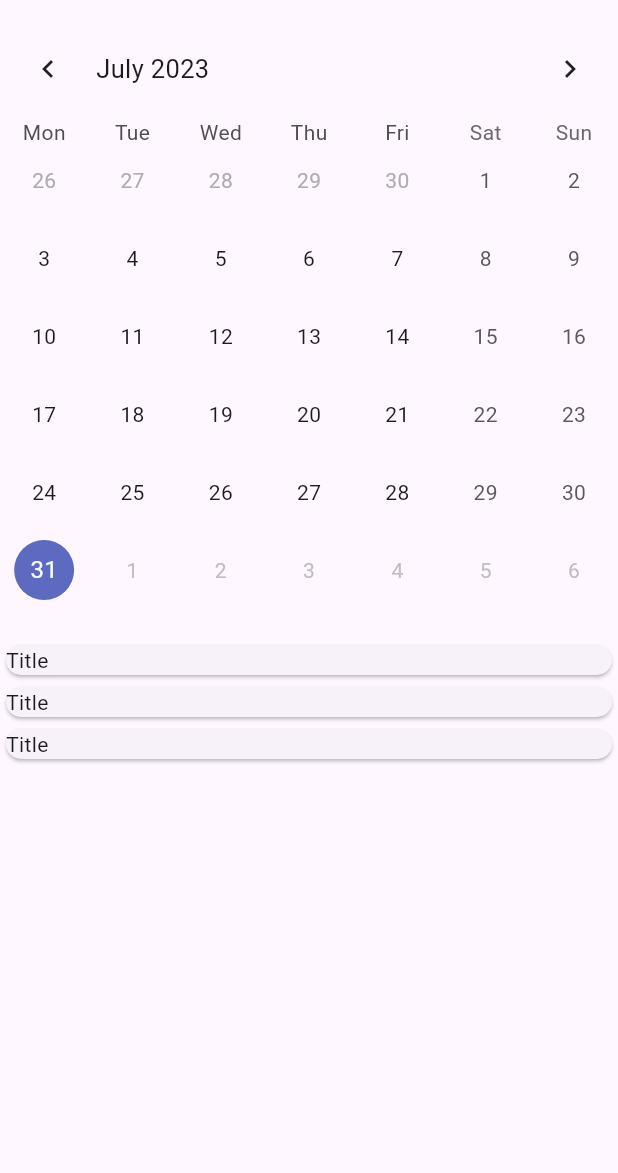
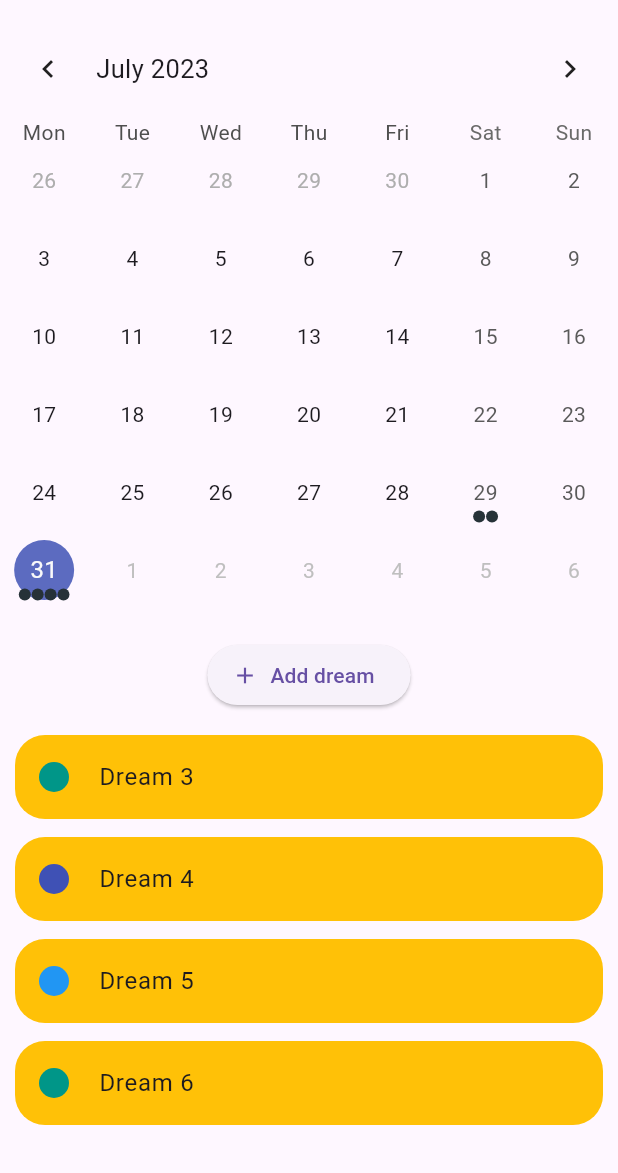
Before and after one commit to alexS317/dream_diary, a Flutter app: the screen it shows after launch, on a phone screen of 412 x 824 dp, the part 63-1236 px from its top. Run offline on Flutter 3.47's test engine with Material 2 defaults, Android fonts, the light colour scheme and no system bars; drawn by our look-alikes of table_calendar.

Commit message:
Add dreams list layout

```diff
--- /dev/null
+++ b/lib/data/dream_types.dart
@@ -0,0 +1,17 @@
+import 'package:dream_diary/models/dream.dart';
+import 'package:flutter/material.dart';
+
+const dreamTypes = {
+  DreamTypes.lucid: DreamType(
+    'lucid',
+    Colors.indigo,
+  ),
+  DreamTypes.halfLucid: DreamType(
+    'half-lucid',
+    Colors.blue,
+  ),
+  DreamTypes.nonLucid: DreamType(
+    'non-lucid',
+    Colors.teal,
+  ),
+};
--- /dev/null
+++ b/lib/data/dummy_dreams.dart
@@ -0,0 +1,37 @@
+import 'package:dream_diary/data/dream_types.dart';
+import 'package:dream_diary/models/dream.dart';
+
+var dummyDreams = [
+  Dream(
+    title: 'Dream 1',
+    description: 'This is a dream',
+    dreamType: dreamTypes[DreamTypes.lucid]!,
+    date: DateTime.now().subtract(Duration(days: 2)).toIso8601String(),
+  ),
+  Dream(
+    title: 'Dream 2',
+    description: 'This is a dream',
+    dreamType: dreamTypes[DreamTypes.halfLucid]!,
+    date: DateTime.now().subtract(Duration(days: 2)).toIso8601String(),
+  ),
+  Dream(
+    title: 'Dream 3',
+    description: 'This is a dream',
+    dreamType: dreamTypes[DreamTypes.nonLucid]!,
+  ),
+    Dream(
+    title: 'Dream 4',
+    description: 'This is a dream',
+    dreamType: dreamTypes[DreamTypes.lucid]!,
+  ),
+    Dream(
+    title: 'Dream 5',
+    description: 'This is a dream',
+    dreamType: dreamTypes[DreamTypes.halfLucid]!,
+  ),
+    Dream(
+    title: 'Dream 6',
+    description: 'This is a dream',
+    dreamType: dreamTypes[DreamTypes.nonLucid]!,
+  ),
+];
--- a/lib/main.dart
+++ b/lib/main.dart
@@ -1,4 +1,4 @@
-import 'package:dream_diary/screens/calendar_screen.dart';
+import 'package:dream_diary/screens/calendar.dart';
 import 'package:flutter/material.dart';
 
 void main() {
--- a/lib/models/dream.dart
+++ b/lib/models/dream.dart
@@ -1,15 +1,24 @@
-enum DreamType { lucid, halfLucid, nonLucid }
+import 'package:flutter/material.dart';
+
+enum DreamTypes { lucid, halfLucid, nonLucid }
+
+class DreamType {
+  const DreamType(this.title, this.color);
+
+  final String title;
+  final Color color;
+}
 
 class Dream {
   Dream({
-    this.title,
+    required this.title,
     required this.description,
     required this.dreamType,
     String? date,
   }) : date = date ?? DateTime.now().toIso8601String();
   // ^ Set current date as date, if there isn't a date yet
 
-  final String? title;
+  final String title;
   final String description;
   final DreamType dreamType;
   final String date;
--- /dev/null
+++ b/lib/screens/calendar.dart
@@ -0,0 +1,84 @@
+import 'package:dream_diary/data/dummy_dreams.dart';
+import 'package:dream_diary/models/dream.dart';
+import 'package:dream_diary/widgets/dreams_list.dart';
+import 'package:flutter/material.dart';
+import 'package:table_calendar/table_calendar.dart';
+
+class CalendarScreen extends StatefulWidget {
+  const CalendarScreen({super.key});
+
+  @override
+  State<CalendarScreen> createState() => _CalendarScreenState();
+}
+
+class _CalendarScreenState extends State<CalendarScreen> {
+  DateTime _focusedDay = DateTime.now();
+  DateTime? _selectedDay;
+
+  // Only get dreams that have the exact same date as the selected day
+  List<Dream> _getDreamsForDay(DateTime day) {
+    return dummyDreams
+        .where((element) =>
+            DateTime.tryParse(element.date)!.day == day.day &&
+            DateTime.tryParse(element.date)!.month == day.month &&
+            DateTime.tryParse(element.date)!.year == day.year)
+        .toList();
+  }
+
+  @override
+  void initState() {
+    super.initState();
+    _selectedDay = _focusedDay;
+  }
+
+  @override
+  Widget build(BuildContext context) {
+    return Scaffold(
+      appBar: AppBar(
+        title: const Text('Dream Diary'),
+        actions: [
+          IconButton(
+            onPressed: () {},
+            icon: const Icon(Icons.settings),
+          ),
+        ],
+      ),
+      body: SingleChildScrollView(
+        child: Column(
+          mainAxisAlignment: MainAxisAlignment.start,
+          children: [
+            TableCalendar(
+              focusedDay: _focusedDay,
+              firstDay: DateTime(DateTime.now().year - 10),
+              lastDay: DateTime.now(),
+              availableCalendarFormats: const {CalendarFormat.month: 'Month'},
+              startingDayOfWeek: StartingDayOfWeek.monday,
+              selectedDayPredicate: (day) {
+                return isSameDay(_selectedDay, day);
+              },
+              onDaySelected: (selectedDay, focusedDay) {
+                setState(() {
+                  _selectedDay = selectedDay;
+                  _focusedDay = focusedDay;
+                });
+              },
+              eventLoader: (day) => _getDreamsForDay(day),
+            ),
+            const SizedBox(height: 20),
+            ElevatedButton.icon(
+              onPressed: () {},
+              icon: const Icon(Icons.add),
+              label: const Text('Add dream'),
+            ),
+            const SizedBox(height: 10),
+            // Display dreams for selected day
+            DreamsList(
+              dreams: _getDreamsForDay(_focusedDay),
+            ),
+            const SizedBox(height: 10),
+          ],
+        ),
+      ),
+    );
+  }
+}
--- a/lib/screens/calendar_screen.dart
+++ /dev/null
@@ -1,29 +0,0 @@
-import 'package:dream_diary/widgets/calendar.dart';
-import 'package:dream_diary/widgets/dreams_list.dart';
-import 'package:flutter/material.dart';
-
-class CalendarScreen extends StatelessWidget {
-  const CalendarScreen({super.key});
-
-  @override
-  Widget build(BuildContext context) {
-    return Scaffold(
-      appBar: AppBar(
-        title: const Text('Dream Diary'),
-        actions: [
-          IconButton(
-            onPressed: () {},
-            icon: const Icon(Icons.settings),
-          ),
-        ],
-      ),
-      body: const Column(
-        children: [
-          Calendar(),
-          SizedBox(height: 20),
-          DreamsList(),
-        ],
-      ),
-    );
-  }
-}
--- a/lib/widgets/calendar.dart
+++ /dev/null
@@ -1,44 +0,0 @@
-import 'package:flutter/material.dart';
-import 'package:table_calendar/table_calendar.dart';
-
-class Calendar extends StatefulWidget {
-  const Calendar({super.key});
-
-  @override
-  State<Calendar> createState() => _CalendarState();
-}
-
-class _CalendarState extends State<Calendar> {
-  DateTime _focusedDay = DateTime.now();
-  DateTime? _selectedDay;
-
-  // List<String> _showDreamsForDay(DateTime day) {
-  //   return
-  // }
-
-  @override
-  void initState() {
-    super.initState();
-    _selectedDay = _focusedDay;
-  }
-
-  @override
-  Widget build(BuildContext context) {
-    return TableCalendar(
-      focusedDay: _focusedDay,
-      firstDay: DateTime(DateTime.now().year - 10),
-      lastDay: DateTime.now(),
-      availableCalendarFormats: const {CalendarFormat.month: 'Month'},
-      startingDayOfWeek: StartingDayOfWeek.monday,
-      selectedDayPredicate: (day) {
-        return isSameDay(_selectedDay, day);
-      },
-      onDaySelected: (selectedDay, focusedDay) {
-        setState(() {
-          _selectedDay = selectedDay;
-          _focusedDay = focusedDay;
-        });
-      },
-    );
-  }
-}
--- /dev/null
+++ b/lib/widgets/dream_list_item.dart
@@ -0,0 +1,30 @@
+import 'package:dream_diary/models/dream.dart';
+import 'package:flutter/material.dart';
+
+class DreamListItem extends StatelessWidget {
+  const DreamListItem({super.key, required this.dream});
+
+  final Dream dream;
+
+  @override
+  Widget build(BuildContext context) {
+    return Container(
+      padding: const EdgeInsets.symmetric(vertical: 6, horizontal: 10),
+      child: ListTile(
+        leading: Container(
+          height: 20,
+          width: 20,
+          decoration: BoxDecoration(
+            borderRadius: BorderRadius.circular(30),
+            color: dream.dreamType.color,
+          ),
+        ),
+        title: Text(dream.title),
+        tileColor: Colors.amber,
+        shape: RoundedRectangleBorder(
+          borderRadius: BorderRadius.circular(20),
+        ),
+      ),
+    );
+  }
+}
--- a/lib/widgets/dreams_list.dart
+++ b/lib/widgets/dreams_list.dart
@@ -1,18 +1,32 @@
+import 'package:dream_diary/models/dream.dart';
+import 'package:dream_diary/widgets/dream_list_item.dart';
 import 'package:flutter/material.dart';
 
 class DreamsList extends StatelessWidget {
-  const DreamsList({super.key});
+  const DreamsList({
+    super.key,
+    required this.dreams,
+  });
+
+  final List<Dream> dreams;
 
   @override
   Widget build(BuildContext context) {
-    return Expanded(
-      child: ListView.builder(
-          itemCount: 3,
-          itemBuilder: ((context, index) {
-            return Card(
-              child: Text('Title'),
-            );
-          })),
+    Widget content = const Center(
+      child: Text('No dreams saved for this day.'),
     );
+
+    if (dreams.isNotEmpty) {
+      content = ListView.builder(
+        itemCount: dreams.length,
+        itemBuilder: ((context, index) {
+          return DreamListItem(dream: dreams[index]);
+        }),
+        shrinkWrap: true,
+        physics: const PageScrollPhysics(),
+      );
+    }
+
+    return content;
   }
 }
```
